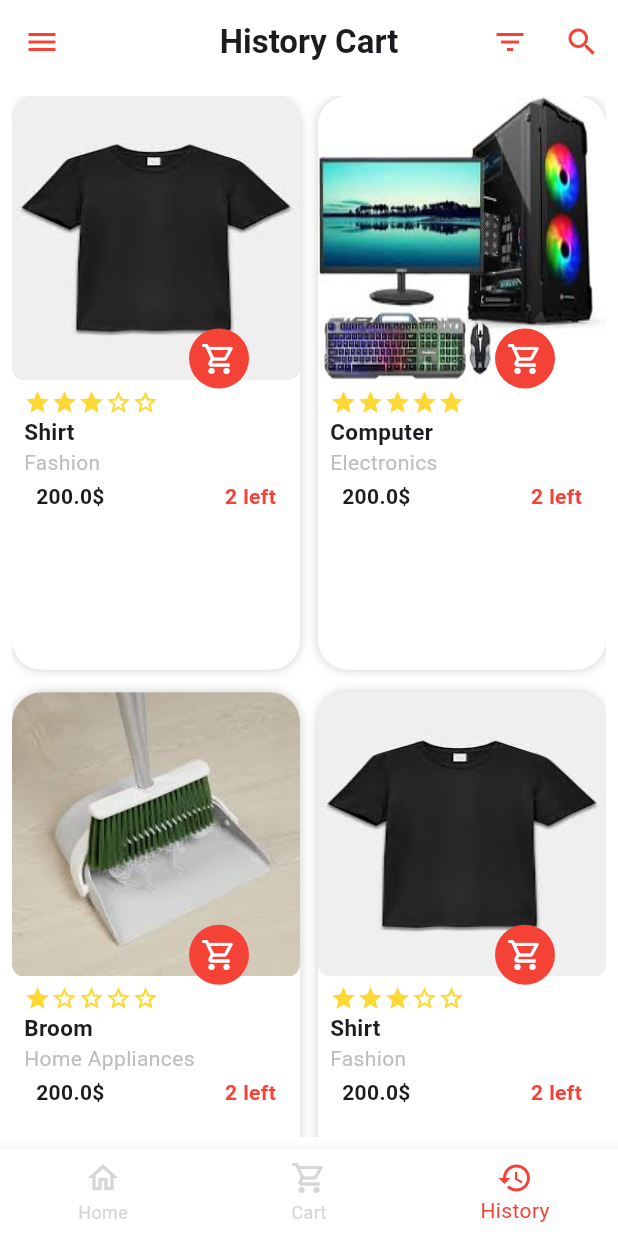
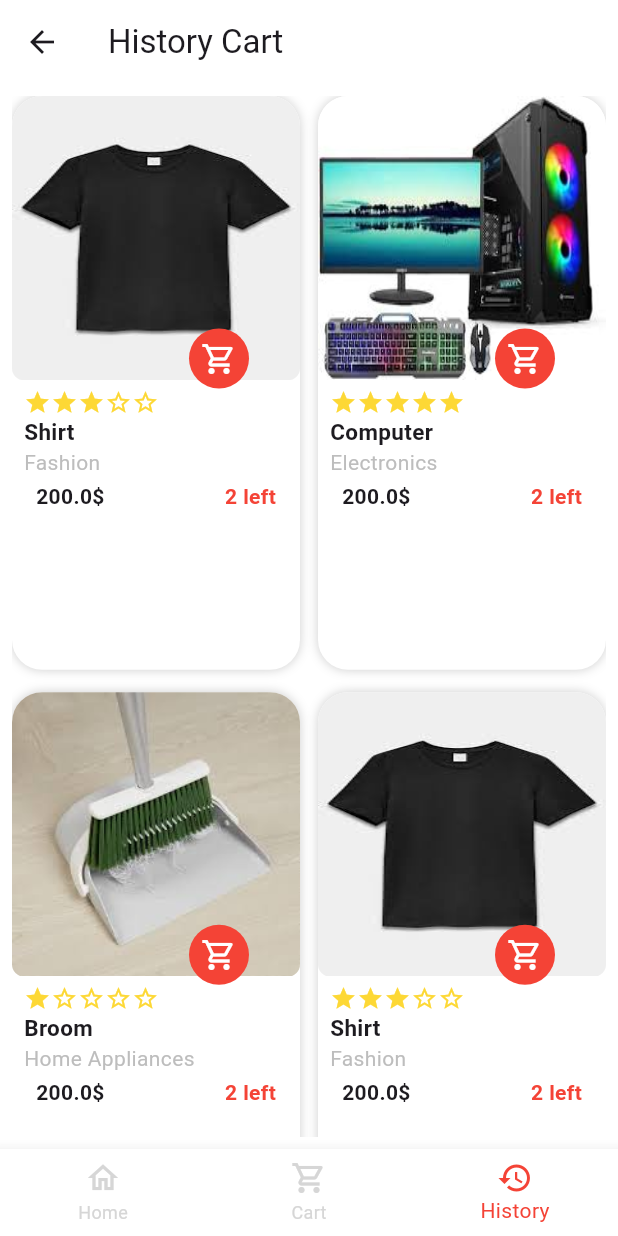
Before and after one commit to Bosinamahmoud/E-Commerce, a Flutter app: the HistoryProducts screen opened directly, item 3 of the bottom bar chosen, after a tap on "Details", on a phone screen of 412 x 824 dp. Run offline on Flutter 3.47's test engine with Material 3 defaults, Android fonts, the phone set to English and light mode, and no system bars; our stand-ins replace dio, email_validator.

Commit message:
ui updates

```diff
--- a/lib/customs/appBar.dart
+++ b/lib/customs/appBar.dart
@@ -4,7 +4,7 @@ import 'package:flutter/material.dart';
 import '../classes/product_search_delegate.dart';
 import 'filter.dart';
 
-PreferredSizeWidget getAppBar({required String title,List<Item>?items}) {
+PreferredSizeWidget getAppBar({required String title,final items}) {
   Color c = Colors.red;
 
   return AppBar(
--- a/lib/screens/Cart.dart
+++ b/lib/screens/Cart.dart
@@ -88,9 +88,9 @@ class Cart extends StatelessWidget {
   @override
   Widget build(BuildContext context) {
     return Scaffold(
-        appBar: getAppBar(title: "My Cart"),
-        drawer: getDrawer(),
-        bottomNavigationBar: getBottomNavigator(context, 1),
+        appBar: AppBar(title: Text("My Cart")),
+       // drawer: getDrawer(),
+       // bottomNavigationBar: getBottomNavigator(context, 1),
         body: Padding(
             padding: const EdgeInsets.all(8.0),
             child: Stack(children: [
--- a/lib/screens/HistoryProducts.dart
+++ b/lib/screens/HistoryProducts.dart
@@ -88,8 +88,8 @@ class HistoryProducts extends StatelessWidget {
   @override
   Widget build(BuildContext context) {
     return Scaffold(
-        appBar: getAppBar(title: "History Cart"),
-        drawer: getDrawer(),
+        appBar: AppBar(title:Text("History Cart") ),
+       // drawer: getDrawer(),
         bottomNavigationBar: getBottomNavigator(context, 2),
         body: Padding(
             padding: const EdgeInsets.all(8.0),
--- a/lib/screens/Home.dart
+++ b/lib/screens/Home.dart
@@ -42,7 +42,7 @@ class _HomeState extends State<Home> {
     "assets/trendin2.jpg",
     "assets/trendin3.jpg",
     "assets/trendin4.jpg",
-    "assets/trendin1.jpg",
+
   ];
 
   @override
--- a/lib/screens/history.dart
+++ b/lib/screens/history.dart
@@ -10,12 +10,12 @@ class history extends StatelessWidget {
   @override
   Widget build(BuildContext context) {
     return Scaffold(
-      appBar: getAppBar(title: "History"),
-      drawer: getDrawer(),
+      appBar: AppBar(title: Text("History")),
+     // drawer: getDrawer(),
       bottomNavigationBar: getBottomNavigator(context , 2),
       body:   Column(
         children: [
-          SizedBox(height: 10),
+          SizedBox(height: 20),
           Row(
             mainAxisAlignment: MainAxisAlignment.spaceAround,
             children: [
--- a/lib/screens/start.dart
+++ b/lib/screens/start.dart
@@ -78,7 +78,7 @@ class start extends StatelessWidget {
               Row(
                 mainAxisAlignment: MainAxisAlignment.center,
                 children: [
-                  Text("I already have an account"),
+                  Text("I already have an account",style: TextStyle(fontSize: 20),),
                   IconButton(
                       onPressed: () {
                         Navigator.of(context).push(
```
Also changed, not shown: lib/screens/itemDescription.dart (+4 -4 lines), lib/screens/login.dart (+8 -4 lines), lib/screens/signUp.dart (+74 -44 lines).
